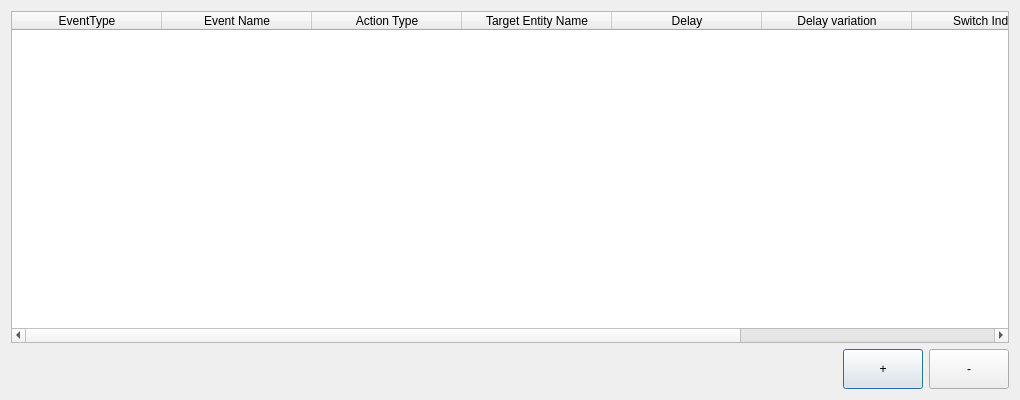
The window that Tools/ResourceEditor/DataQt/ActionComponentEditor.ui (xaoctech/dava.engine) describes before a commit, drawn with Qt 5.
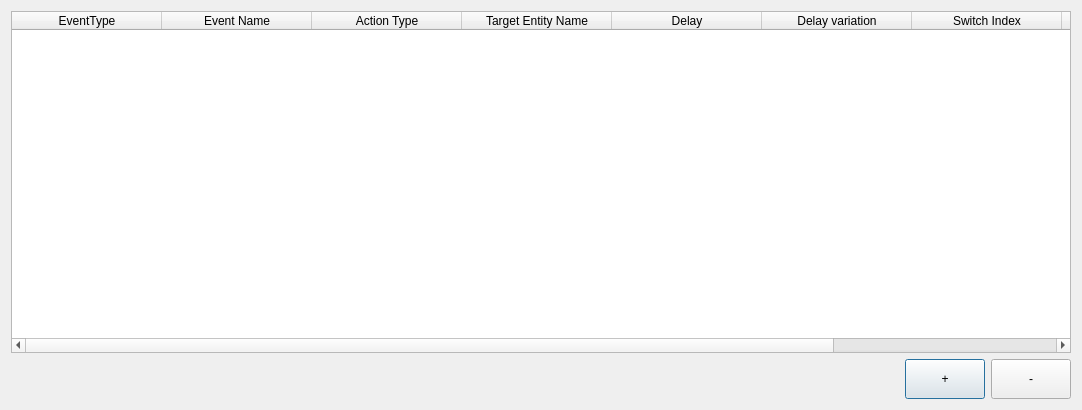
The same window after the commit.

Commit message: [DF-4634] Fixed ui in ActionComponentEditor

Diff of the .ui file:
```diff
--- a/Tools/ResourceEditor/DataQt/ActionComponentEditor.ui
+++ b/Tools/ResourceEditor/DataQt/ActionComponentEditor.ui
@@ -9,8 +9,8 @@
    <rect>
     <x>0</x>
     <y>0</y>
-    <width>1020</width>
-    <height>400</height>
+    <width>1082</width>
+    <height>410</height>
    </rect>
   </property>
   <property name="windowTitle">
@@ -131,6 +131,12 @@
          <height>40</height>
         </size>
        </property>
+       <property name="maximumSize">
+        <size>
+         <width>80</width>
+         <height>40</height>
+        </size>
+       </property>
        <property name="text">
         <string>+</string>
        </property>
@@ -150,6 +156,12 @@
          <height>40</height>
         </size>
        </property>
+       <property name="maximumSize">
+        <size>
+         <width>80</width>
+         <height>40</height>
+        </size>
+       </property>
        <property name="text">
         <string>-</string>
        </property>
```
